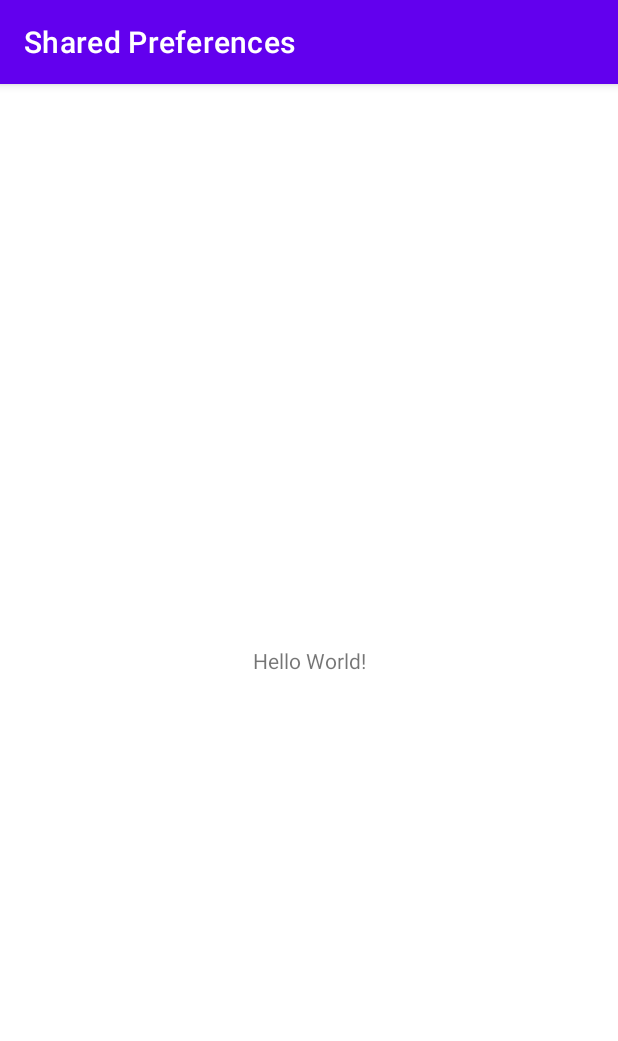
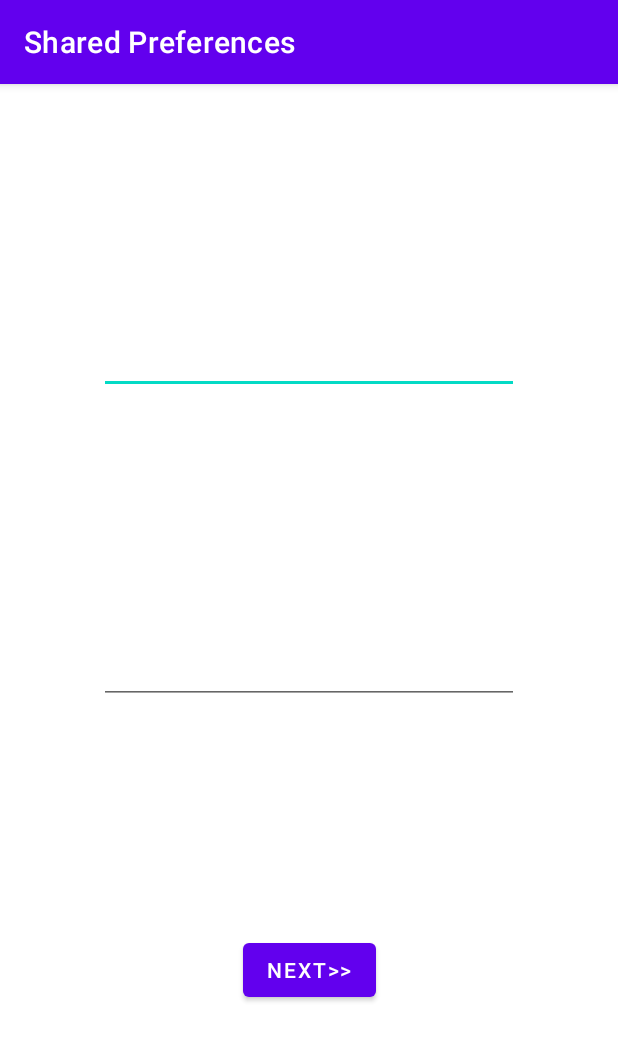
Before and after one commit to noargs/Android-development-kotlin-beginner, an Android app: the screen it shows after launch (MainActivity), on a phone screen of 412 x 824 dp. Shown: the top 1041 px of the screen. Run offline under Robolectric (Android 15) with nearby library versions, the light colour scheme and no system bars.

Commit message:
shared preferences for two views created

```diff
--- a/02_shared_preferences/app/build.gradle
+++ b/02_shared_preferences/app/build.gradle
@@ -33,11 +33,11 @@ android {
 
 dependencies {
 
-    implementation 'androidx.core:core-ktx:1.9.0'
-    implementation 'androidx.appcompat:appcompat:1.6.1'
-    implementation 'com.google.android.material:material:1.8.0'
+    implementation 'androidx.core:core-ktx:1.8.0'
+    implementation 'androidx.appcompat:appcompat:1.4.2'
+    implementation 'com.google.android.material:material:1.6.1'
     implementation 'androidx.constraintlayout:constraintlayout:2.1.4'
     testImplementation 'junit:junit:4.+'
-    androidTestImplementation 'androidx.test.ext:junit:1.1.5'
-    androidTestImplementation 'androidx.test.espresso:espresso-core:3.5.1'
+    androidTestImplementation 'androidx.test.ext:junit:1.1.3'
+    androidTestImplementation 'androidx.test.espresso:espresso-core:3.4.0'
 }
--- a/02_shared_preferences/app/src/main/java/github/noargs/sharedpreferences/MainActivity.kt
+++ b/02_shared_preferences/app/src/main/java/github/noargs/sharedpreferences/MainActivity.kt
@@ -1,11 +1,49 @@
 package github.noargs.sharedpreferences
 
+import android.content.SharedPreferences
 import androidx.appcompat.app.AppCompatActivity
 import android.os.Bundle
+import android.widget.EditText
 
 class MainActivity : AppCompatActivity() {
+
+    private lateinit var nameText: EditText
+    private lateinit var ageText: EditText
+    private lateinit var sf: SharedPreferences
+    private lateinit var editor: SharedPreferences.Editor
+
     override fun onCreate(savedInstanceState: Bundle?) {
         super.onCreate(savedInstanceState)
         setContentView(R.layout.activity_main)
+
+        nameText = findViewById(R.id.etName)
+        ageText = findViewById(R.id.etAge)
+
+        sf = getSharedPreferences("my_sf", MODE_PRIVATE)
+        editor = sf.edit()
+
+    }
+
+    override fun onPause() {
+        super.onPause()
+        val name = nameText.text.toString()
+        val age = ageText.text.toString().toInt()
+        editor.apply {
+            putString("sf_name", name)
+            putInt("sf_age", age)
+            commit()
+        }
+    }
+
+    override fun onResume() {
+        super.onResume()
+        val name = sf.getString("sf_name", null)
+        val age = sf.getInt("sf_age", 0)
+        nameText.setText(name)
+
+        if(age != 0) {
+            ageText.setText(age.toString())
+        }
+
     }
 }
--- a/02_shared_preferences/app/src/main/res/layout/activity_main.xml
+++ b/02_shared_preferences/app/src/main/res/layout/activity_main.xml
@@ -6,13 +6,45 @@
     android:layout_height="match_parent"
     tools:context=".MainActivity">
 
-    <TextView
+    <EditText
+        android:id="@+id/etName"
         android:layout_width="wrap_content"
         android:layout_height="wrap_content"
-        android:text="Hello World!"
+        android:ems="10"
+        android:inputType="textPersonName"
+        android:textSize="24sp"
+        app:layout_constraintBottom_toTopOf="@+id/etAge"
+        app:layout_constraintEnd_toEndOf="parent"
+        app:layout_constraintHorizontal_bias="0.5"
+        app:layout_constraintStart_toStartOf="parent"
+        app:layout_constraintTop_toTopOf="parent"
+        app:layout_constraintVertical_bias="0.148"
+        tools:ignore="SpeakableTextPresentCheck,SpeakableTextPresentCheck" />
+
+    <EditText
+        android:id="@+id/etAge"
+        android:layout_width="wrap_content"
+        android:layout_height="wrap_content"
+        android:ems="10"
+        android:inputType="number"
+        android:textSize="24sp"
+        app:layout_constraintBottom_toTopOf="@+id/btnNext"
+        app:layout_constraintEnd_toEndOf="parent"
+        app:layout_constraintHorizontal_bias="0.5"
+        app:layout_constraintStart_toStartOf="parent"
+        app:layout_constraintTop_toBottomOf="@+id/etName"
+        app:layout_constraintVertical_bias="0.325"
+        tools:ignore="SpeakableTextPresentCheck,SpeakableTextPresentCheck" />
+
+    <Button
+        android:id="@+id/btnNext"
+        android:layout_width="wrap_content"
+        android:layout_height="wrap_content"
+        android:text="Next>>"
         app:layout_constraintBottom_toBottomOf="parent"
-        app:layout_constraintLeft_toLeftOf="parent"
-        app:layout_constraintRight_toRightOf="parent"
-        app:layout_constraintTop_toTopOf="parent" />
-
+        app:layout_constraintEnd_toEndOf="parent"
+        app:layout_constraintHorizontal_bias="0.5"
+        app:layout_constraintStart_toStartOf="parent"
+        app:layout_constraintTop_toBottomOf="@+id/etAge"
+        app:layout_constraintVertical_bias="0.521" />
 </androidx.constraintlayout.widget.ConstraintLayout>
--- a/02_shared_preferences/build.gradle
+++ b/02_shared_preferences/build.gradle
@@ -6,7 +6,7 @@ buildscript {
     }
     dependencies {
         classpath "com.android.tools.build:gradle:7.0.2"
-        classpath "org.jetbrains.kotlin:kotlin-gradle-plugin:1.6.10"
+        classpath "org.jetbrains.kotlin:kotlin-gradle-plugin:1.5.30"
 
         // NOTE: Do not place your application dependencies here; they belong
         // in the individual module build.gradle files
```
